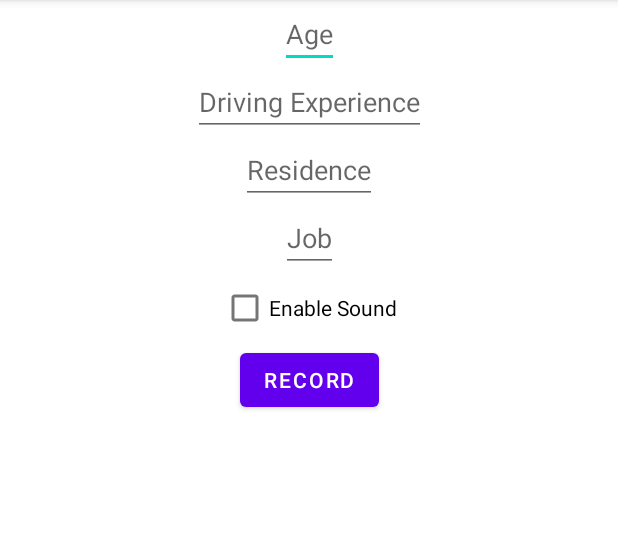
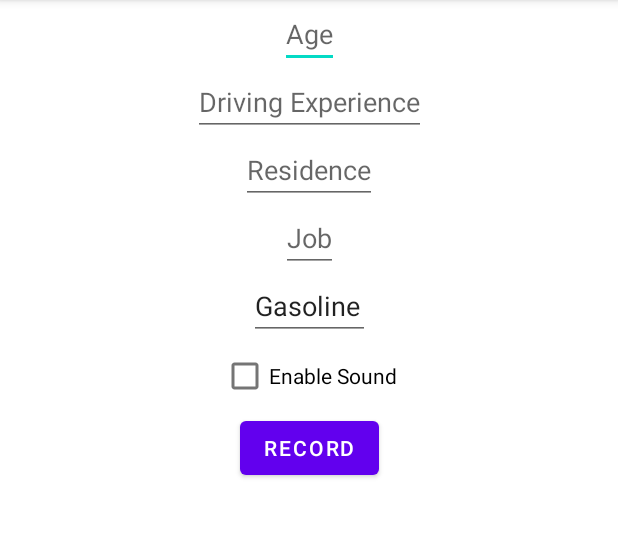
Before and after one commit to 2rius/safer-driving, an Android app: the RegisterDriverActivity screen opened directly, with no data from a screen before it, on a phone screen of 412 x 824 dp, the part 84-622 px from its top. Run offline under Robolectric (Android 15) with nearby library versions, the phone set to English and light mode, and no system bars; our stand-ins replace Firebase (no records; nobody signed in at launch, a user with empty details on screens opened directly), Volley.

```diff
--- a/app/src/main/java/com/example/saferdriving/activities/LiveDataActivity.kt
+++ b/app/src/main/java/com/example/saferdriving/activities/LiveDataActivity.kt
@@ -39,6 +39,8 @@ class LiveDataActivity : AppCompatActivity() {
 
         timerServiceIntent = Intent(applicationContext, TimerService::class.java)
         liveDataServiceIntent = Intent(this, LiveDataService::class.java)
+
+        liveDataServiceIntent.putExtra("FuelType", intent.getStringExtra("FuelType"))
 
         if (savedInstanceState == null) {
             setupLiveDataService()
--- a/app/src/main/java/com/example/saferdriving/activities/RegisterDriverActivity.kt
+++ b/app/src/main/java/com/example/saferdriving/activities/RegisterDriverActivity.kt
@@ -47,10 +47,12 @@ class RegisterDriverActivity : AppCompatActivity() {
     }
 
     private fun startLiveDataDisplayActivity() {
+        val fuelType = binding.editTextFuelType.text.toString()
         val intent = Intent(
             this,
             LiveDataActivity::class.java
         )
+        intent.putExtra("FuelType", fuelType)
         startActivity(intent)
         finish()
     }
--- a/app/src/main/res/layout/activity_register_driver.xml
+++ b/app/src/main/res/layout/activity_register_driver.xml
@@ -51,13 +51,24 @@
         app:layout_constraintStart_toStartOf="parent"
         app:layout_constraintEnd_toEndOf="parent" />
 
+    <!-- EditText for Fuel type -->
+    <EditText
+        android:id="@+id/editTextFuelType"
+        android:layout_width="wrap_content"
+        android:layout_height="wrap_content"
+        android:hint="Fuel type"
+        android:text="Gasoline"
+        app:layout_constraintTop_toBottomOf="@+id/editTextJob"
+        app:layout_constraintStart_toStartOf="parent"
+        app:layout_constraintEnd_toEndOf="parent" />
+
     <!-- Checkbox for Sound -->
     <CheckBox
         android:id="@+id/checkboxSound"
         android:layout_width="wrap_content"
         android:layout_height="wrap_content"
         android:text="Enable Sound"
-        app:layout_constraintTop_toBottomOf="@+id/editTextJob"
+        app:layout_constraintTop_toBottomOf="@+id/editTextFuelType"
         app:layout_constraintStart_toStartOf="parent"
         app:layout_constraintEnd_toEndOf="parent" />
 
```
Also changed, not shown: app/src/main/java/com/example/saferdriving/services/LiveDataService.kt (+6 -1 lines).
